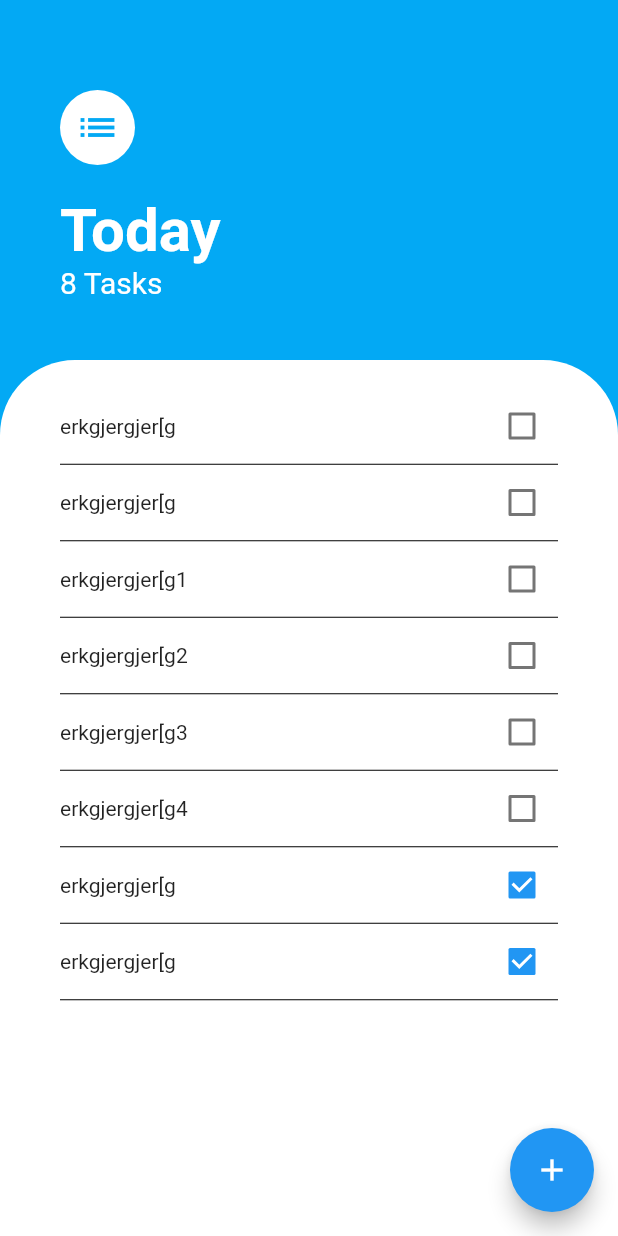
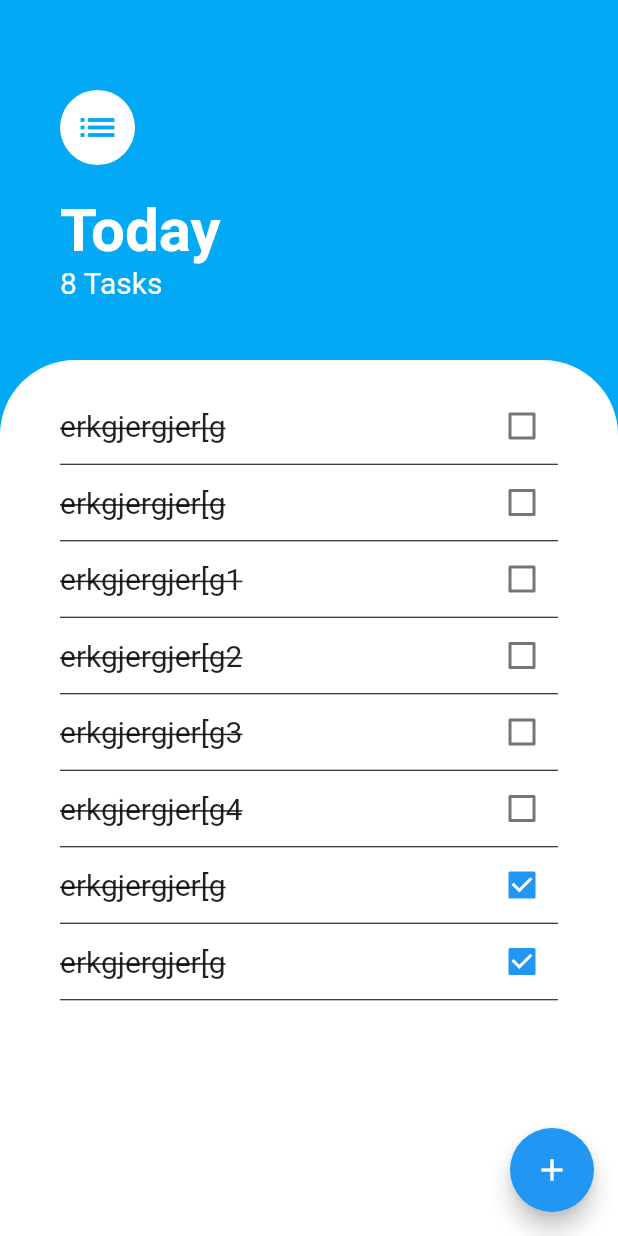
Before and after one commit to AbdulazizAlasiri/todos-app, a Flutter app: the screen it shows after launch, on a phone screen of 412 x 824 dp. Run offline on Flutter 3.47's test engine with Material 2 defaults, Android fonts, the phone set to English and light mode, and no system bars.

Commit message:
Changing Todos style

```diff
--- a/lib/modules/todo.dart
+++ b/lib/modules/todo.dart
@@ -1,3 +1,5 @@
+import 'package:flutter/cupertino.dart';
+
 class TodoClass {
   String _title;
   bool _isDone;
--- a/lib/utlity/todo.dart
+++ b/lib/utlity/todo.dart
@@ -13,7 +13,9 @@ class Todo extends StatelessWidget {
         Row(
           mainAxisAlignment: MainAxisAlignment.spaceBetween,
           children: [
-            Text(text),
+            Text(text,
+                style: TextStyle(
+                    decoration: TextDecoration.lineThrough, fontSize: 20)),
             Checkbox(
               value: checked,
               onChanged: onChanged,
--- a/pubspec.yaml
+++ b/pubspec.yaml
@@ -3,7 +3,7 @@ description: A new Flutter project.
 
 # The following line prevents the package from being accidentally published to
 # pub.dev using `pub publish`. This is preferred for private packages.
-publish_to: 'none' # Remove this line if you wish to publish to pub.dev
+publish_to: "none" # Remove this line if you wish to publish to pub.dev
 
 # The following defines the version and build number for your application.
 # A version number is three numbers separated by dots, like 1.2.43
@@ -24,7 +24,6 @@ dependencies:
   flutter:
     sdk: flutter
 
-
   # The following adds the Cupertino Icons font to your application.
   # Use with the CupertinoIcons class for iOS style icons.
   cupertino_icons: ^1.0.1
@@ -40,7 +39,6 @@ dev_dependencies:
 
 # The following section is specific to Flutter.
 flutter:
-
   # The following line ensures that the Material Icons font is
   # included with your application, so that you can use the icons in
   # the material Icons class.
```
